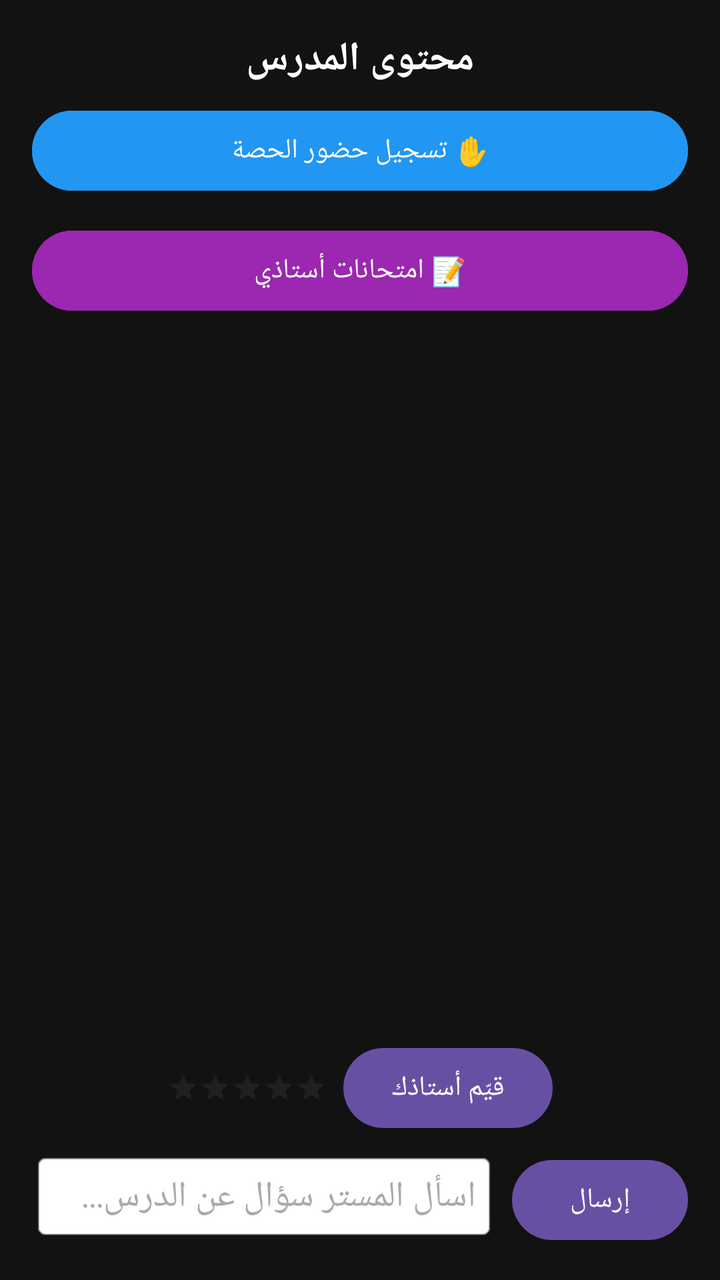
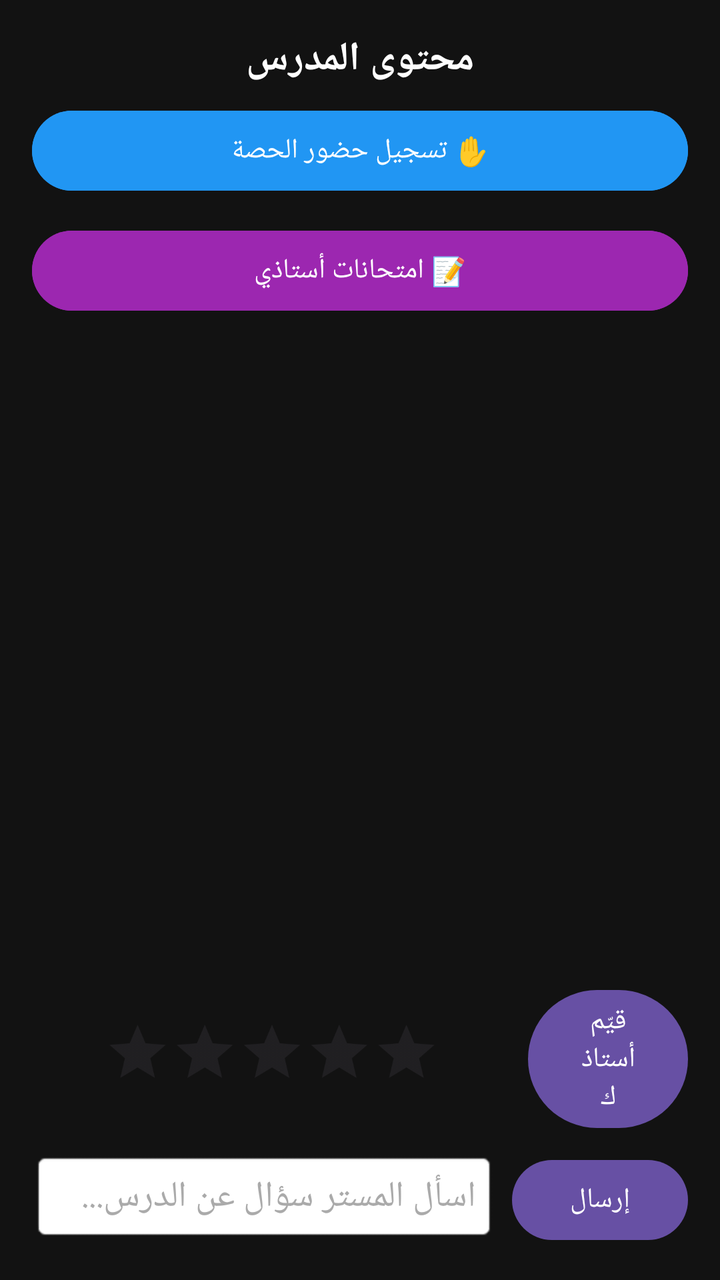

An Android layout rendered at two revisions. The XML below is the earlier revision; the diff shows what the commit changed to produce the second picture.
<!-- AndroidManifest.xml: application theme Theme.1Bac -->
<!-- res/layout/activity_teacher_content.xml -->
<?xml version="1.0" encoding="utf-8"?>
<LinearLayout xmlns:android="http://schemas.android.com/apk/res/android"
    android:layout_width="match_parent"
    android:layout_height="match_parent"
    android:orientation="vertical"
    android:padding="16dp"
    android:background="#121212">

    
    <TextView
        android:id="@+id/contentTeacherName"
        android:layout_width="match_parent"
        android:layout_height="wrap_content"
        android:text="محتوى المدرس"
        android:textColor="#FFFFFF"
        android:textSize="20sp"
        android:textStyle="bold"
        android:gravity="center"
        android:layout_marginBottom="8dp" />

    
    <Button
        android:id="@+id/btnMarkAttendance"
        android:layout_width="match_parent"
        android:layout_height="wrap_content"
        android:text="✋ تسجيل حضور الحصة"
        android:backgroundTint="#2196F3"
        android:textColor="#FFFFFF"
        android:layout_marginBottom="12dp" />
    <Button
        android:id="@+id/btnGoToExams"
        android:layout_width="match_parent"
        android:layout_height="wrap_content"
        android:text="📝 امتحانات أستاذي"
        android:backgroundTint="#9C27B0"
        android:textColor="#FFFFFF"
        android:layout_marginBottom="12dp" />

    
    <TextView
        android:id="@+id/noContentText"
        android:layout_width="match_parent"
        android:layout_height="wrap_content"
        android:text="لا يوجد محتوى متاح حالياً"
        android:textColor="#888888"
        android:textSize="16sp"
        android:gravity="center"
        android:visibility="gone"
        android:layout_marginBottom="12dp" />

    
    <androidx.recyclerview.widget.RecyclerView
        android:id="@+id/contentRecyclerView"
        android:layout_width="match_parent"
        android:layout_height="0dp"
        android:layout_weight="1" />
    <LinearLayout
        android:layout_width="match_parent"
        android:layout_height="wrap_content"
        android:orientation="horizontal"
        android:gravity="center"
        android:layout_marginTop="8dp">

        <RatingBar
            android:id="@+id/teacherRatingBar"
            style="?android:attr/ratingBarStyleSmall"
            android:layout_width="wrap_content"
            android:layout_height="wrap_content"
            android:numStars="5"
            android:stepSize="1" />

        <Button
            android:id="@+id/btnSubmitRating"
            android:layout_width="wrap_content"
            android:layout_height="wrap_content"
            android:text="قيّم أستاذك"
            android:layout_marginStart="8dp" />
    </LinearLayout>

    
    <LinearLayout
        android:layout_width="match_parent"
        android:layout_height="wrap_content"
        android:orientation="horizontal"
        android:layout_marginTop="8dp">

        <EditText
            android:id="@+id/etQuestion"
            android:layout_width="0dp"
            android:layout_height="wrap_content"
            android:layout_weight="1"
            android:hint="اسأل المستر سؤال عن الدرس..."
            android:textColorHint="#AAAAAA"
            android:textColor="#FFFFFF"
            android:background="@android:drawable/editbox_background"
            android:padding="10dp" />

        <Button
            android:id="@+id/btnSendQuestion"
            android:layout_width="wrap_content"
            android:layout_height="wrap_content"
            android:text="إرسال"
            android:layout_marginStart="8dp" />
    </LinearLayout>

</LinearLayout>
<!-- resources referenced by this layout -->
<resources>
  <style name="Theme.1Bac" parent="Base.Theme.1Bac" />
  <style name="Base.Theme.1Bac" parent="Theme.Material3.DayNight.NoActionBar">
          
          
      </style>
</resources>

<!-- the commit's change to res/layout/activity_teacher_content.xml (unified diff, before → after) -->
@@ -63,11 +63,13 @@
 
         <RatingBar
             android:id="@+id/teacherRatingBar"
-            style="?android:attr/ratingBarStyleSmall"
             android:layout_width="wrap_content"
             android:layout_height="wrap_content"
             android:numStars="5"
-            android:stepSize="1" />
+            android:stepSize="1"
+            android:isIndicator="false"
+            android:scaleX="0.7"
+            android:scaleY="0.7" />
 
         <Button
             android:id="@+id/btnSubmitRating"
